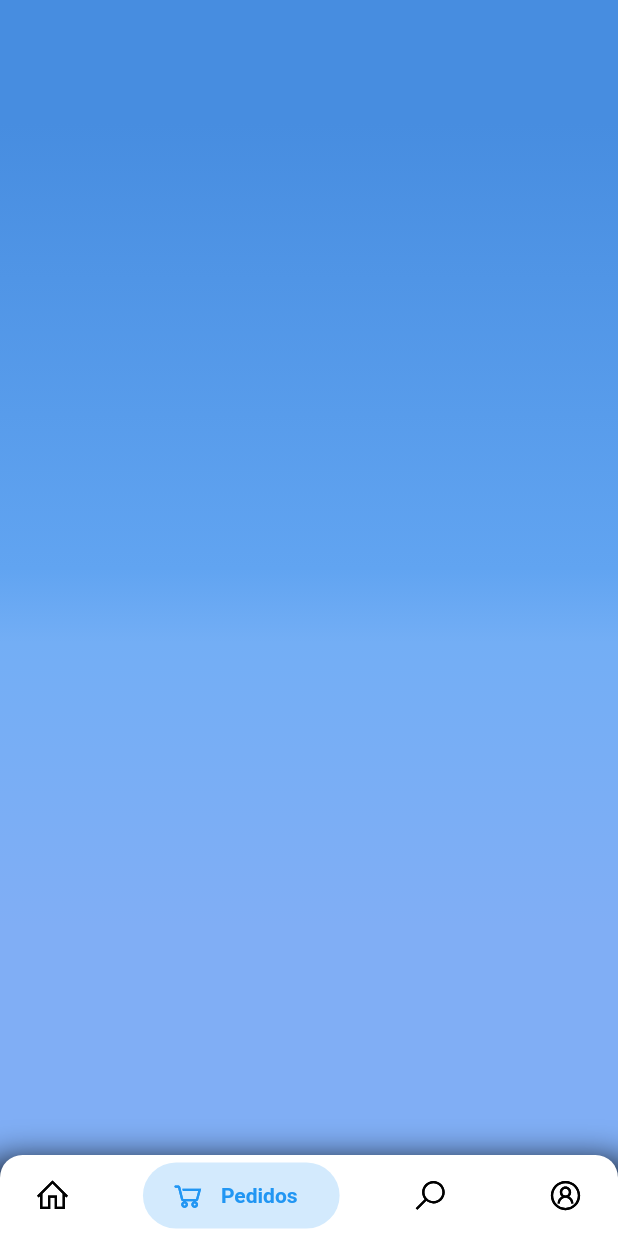
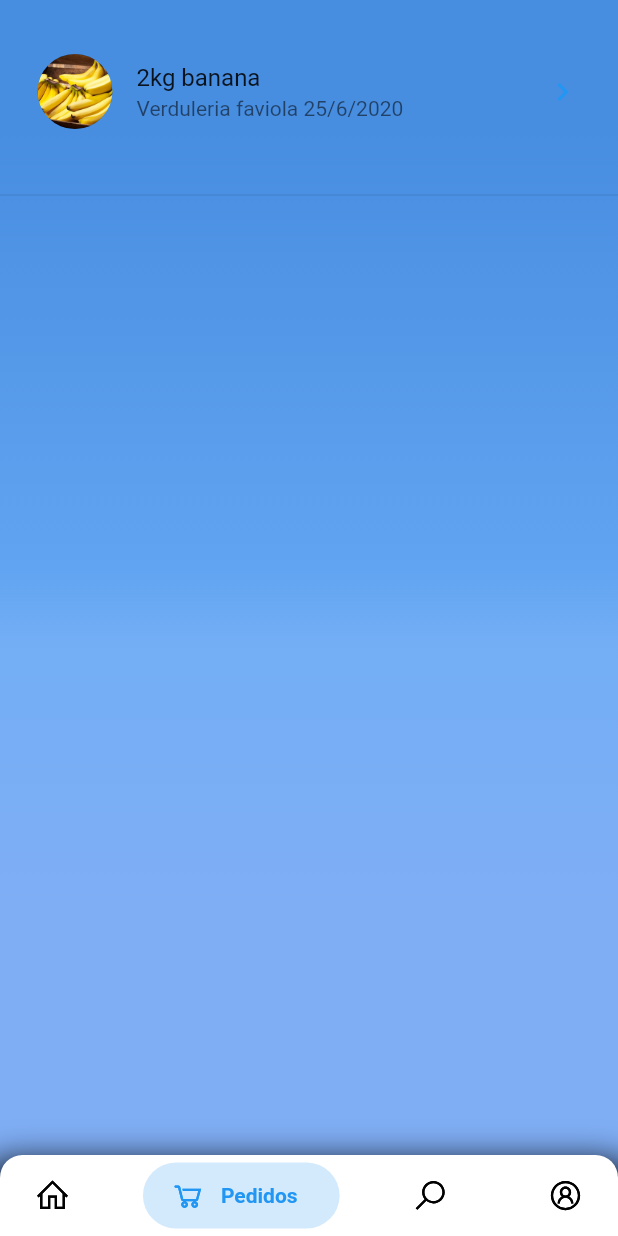
Before and after one commit to NehuenVila/delivery-app-flutter, a Flutter app: the screen it shows after launch, swiped to page 2, on a phone screen of 412 x 824 dp. Run offline on Flutter 3.47's test engine with Material 2 defaults, Android fonts, the phone set to English and light mode, and no system bars; our stand-ins replace flutter_phoenix, flutter_screenutil, flutter_swiper, line_awesome_flutter; missing offline and left inert: dart:ffi.

Commit message:
implementacion de las paginas que faltaban

```diff
--- /dev/null
+++ b/lib/src/entities/pedidos.dart
@@ -0,0 +1,14 @@
+
+
+import 'package:delivery_prueba1/src/entities/tienda_profile.dart';
+import 'package:delivery_prueba1/src/entities/usuario.dart';
+
+class Pedido{
+  String id;
+  String fecha;
+  Usuario cliente;
+  Tienda tienda;
+  String servicio;
+
+  Pedido(this.id, this.fecha, this.cliente, this.tienda, this.servicio);
+}
--- a/lib/src/entities/tienda_profile.dart
+++ b/lib/src/entities/tienda_profile.dart
@@ -8,7 +8,8 @@ class Tienda{
   String direccion;
   String Descripcion;
   String telefono;
+  String tipo;
 
   Tienda( this.id, this.nombre, this.logo, this.horario, this.rating,
-      this.direccion, this.Descripcion, this.telefono);
+      this.direccion, this.Descripcion, this.telefono, this.tipo);
 }
--- a/lib/src/pages/categorias_page.dart
+++ b/lib/src/pages/categorias_page.dart
@@ -1,6 +1,7 @@
 import 'dart:ffi';
 
 import 'package:delivery_prueba1/src/entities/tienda_profile.dart';
+import 'package:delivery_prueba1/src/pages/tienda_page.dart';
 import 'package:delivery_prueba1/src/utils/controller_util.dart';
 import 'package:flutter/material.dart';
 import 'package:line_awesome_flutter/line_awesome_flutter.dart';
@@ -11,8 +12,8 @@ class CategoriasPage extends StatelessWidget {
 
  List <Tienda> tiendas = [];
 
- Tienda verduFavio = Tienda( "1" ,"Verduleria Las Bananas del Vila", "assets/logos/banana.jpg", "de 15 a 19", 2.5,
-     "frente al messi", "Chew siempre me compra las bananas", "3544410861");
+ Tienda verduFavio = Tienda( "1" ,"Verduleria faviola", "assets/logos/banana.jpg", "de 15 a 19", 2.5,
+     "frente al messi", "Las mejores bananas", "3544410861", "verduleria");
 
 
   @override
@@ -48,7 +49,10 @@ class CategoriasPage extends StatelessWidget {
         title: Text(item.nombre),
         leading: CircleAvatar(backgroundImage: AssetImage(item.logo), radius: 25,),
         trailing: Icon(Icons.keyboard_arrow_right, color: Colors.blue,),
-        onTap: () => Controller.identificadorTienda = item.id,
+        onTap: (){
+          Navigator.push(context, MaterialPageRoute(builder: (context) => TiendaPage()));
+          Controller.identificadorTienda = item.nombre;
+        },
         contentPadding: EdgeInsets.all(25),
       );
       listaux..add(widgetTemp)
--- a/lib/src/pages/pedidos_page.dart
+++ b/lib/src/pages/pedidos_page.dart
@@ -1,3 +1,6 @@
+import 'package:delivery_prueba1/src/entities/pedidos.dart';
+import 'package:delivery_prueba1/src/entities/tienda_profile.dart';
+import 'package:delivery_prueba1/src/entities/usuario.dart';
 import 'package:flutter/material.dart';
 
 
@@ -8,10 +11,20 @@ class PedidosPage extends StatefulWidget {
 
 class _PedidosPageState extends State<PedidosPage> {
 
-  bool aux = true;
+List<Pedido> pedidos = [];
+
 
   @override
   Widget build(BuildContext context) {
+
+    Tienda verduFavio = Tienda( "1" ,"Verduleria faviola", "assets/logos/banana.jpg", "de 15 a 19", 2.5,
+        "frente al messi", "Las mejores bananas", "3544410861", "verduleria");
+
+    Usuario usuario = new Usuario('3', 'Nehuen', 'Nehuenvila15@gmail.com');
+
+    Pedido pd = Pedido("2", "25/6/2020", usuario, verduFavio, "2kg banana");
+
+    pedidos.add(pd);
     return Scaffold(
       body: Stack(
         children: <Widget>[
@@ -33,10 +46,30 @@ class _PedidosPageState extends State<PedidosPage> {
               ),
             ),
           ),
-          Container()
+          ListView(
+            children: _listaPedidos(pedidos, context),
+          )
         ],
       ),
     );
   }
 
+  List<Widget> _listaPedidos(List<Pedido> data, BuildContext context){
+    final List<Widget> listaux = [];
+
+
+    data.forEach((item) {
+      final widgetTemp = ListTile(
+        title: Text(item.servicio),
+        subtitle: Text(item.tienda.nombre +" "+ item.fecha),
+        leading: CircleAvatar(backgroundImage: AssetImage(item.tienda.logo), radius: 25,),
+        trailing: Icon(Icons.keyboard_arrow_right, color: Colors.blue,),
+        onTap: (){},
+        contentPadding: EdgeInsets.all(25),
+      );
+      listaux..add(widgetTemp)
+        ..add(Divider());
+    });
+    return listaux;
+  }
 }
--- a/lib/src/pages/tab_navegator.dart
+++ b/lib/src/pages/tab_navegator.dart
@@ -95,11 +95,11 @@ class _TabPageState extends State<TabPage> {
         title: new Text('Desea salir?'),
         actions: <Widget>[
           FlatButton(
-            onPressed: () => print("asjkasf")/*Navigator.of(context).pop(false)*/,
+            onPressed: () => Navigator.of(context).pop(false),
             child: Text("NO"),
           ),
           FlatButton(
-            onPressed: () => print("sada") /*Navigator.of(context).pop(true)*/,
+            onPressed: () => Navigator.of(context).pop(true),
             child: Text("SI"),
           ),
         ],
```
Also changed, not shown: lib/src/pages/admin_tienda_page.dart (+13 -1 lines), lib/src/pages/tienda_page.dart (+10 -2 lines).
